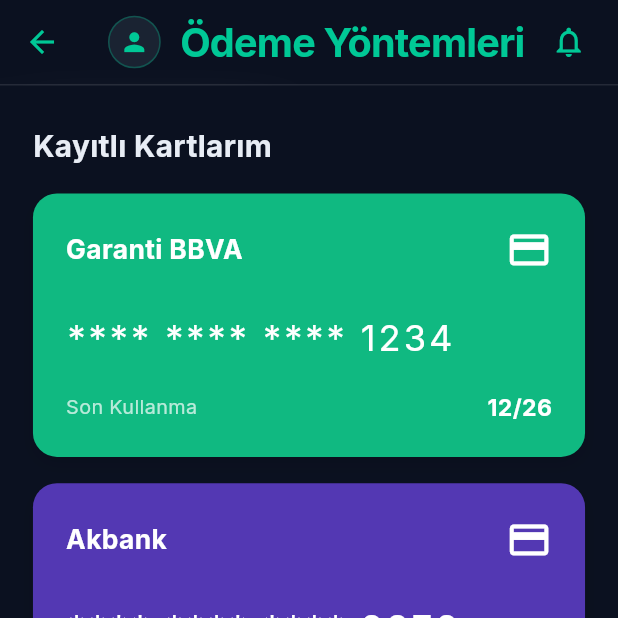
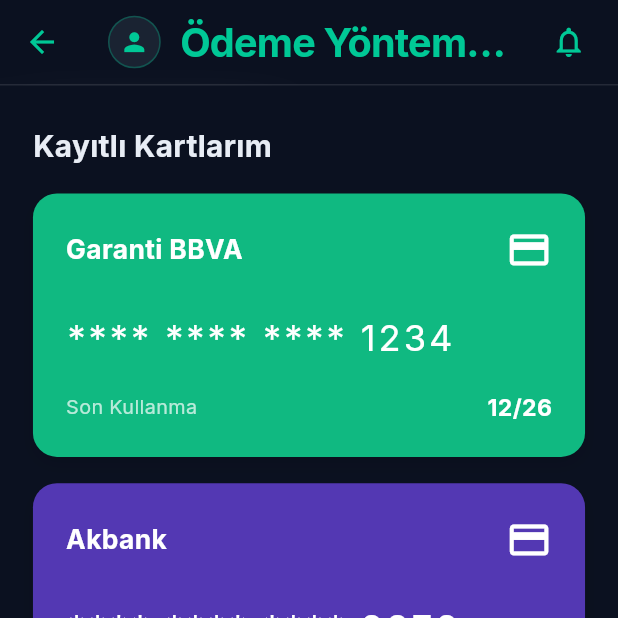
Before and after one commit to Ozgurkalcik/btkhackathon, a Flutter app: the PaymentMethodsScreen screen opened by its route, on a phone screen of 412 x 824 dp, the top half of it. Run offline on Flutter 3.47's test engine with Material 3 defaults, Android fonts, the phone set to English and light mode, and no system bars; our stand-ins replace equatable, firebase_auth, firebase_core, flutter_bloc, flutter_secure_storage, google_fonts and 4 more; accounts and stored records are empty.

Commit message:
fix: RenderFlex overflow in navigation helper AppBar

```diff
--- a/lib/navigation_helper.dart
+++ b/lib/navigation_helper.dart
@@ -156,13 +156,16 @@
           ),
         ),
         SizedBox(width: sizes.sp(12)),
-        Text(
+        Expanded(
+          child: Text(
             title,
             style: TextStyle(
               fontSize: sizes.sp(24),
               fontWeight: FontWeight.w700,
               color: activeColor,
               letterSpacing: -0.5,
+            ),
+            overflow: TextOverflow.ellipsis,
           ),
         ),
       ],
```
Lines whose indentation alone changed are shown as unchanged.
